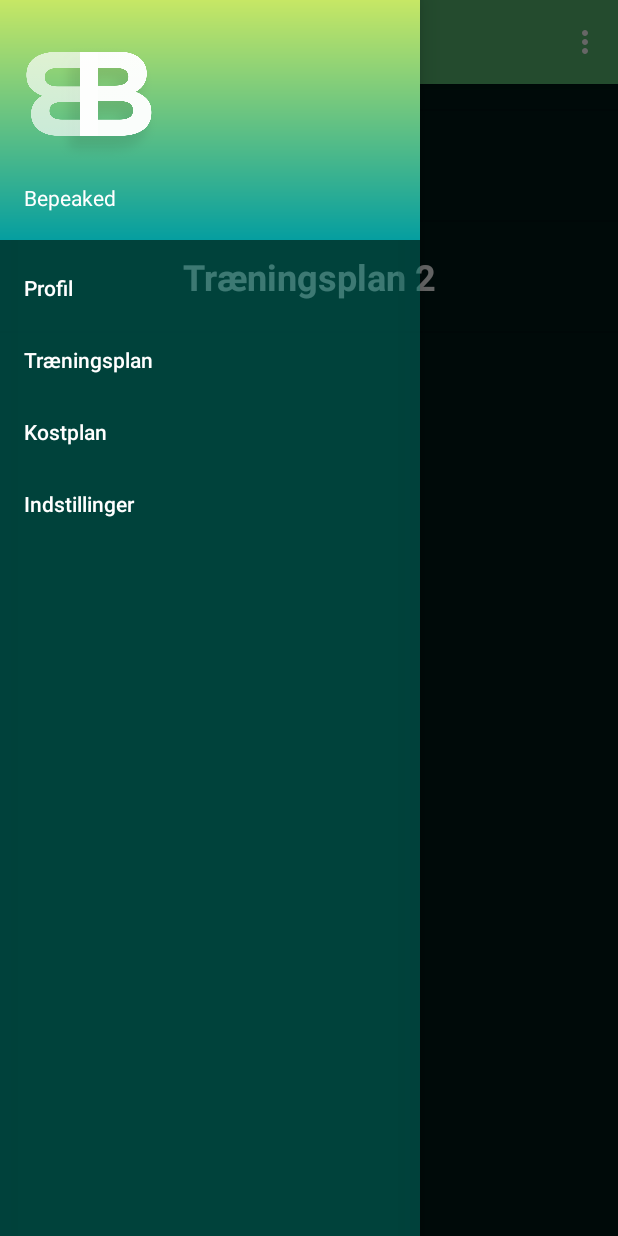
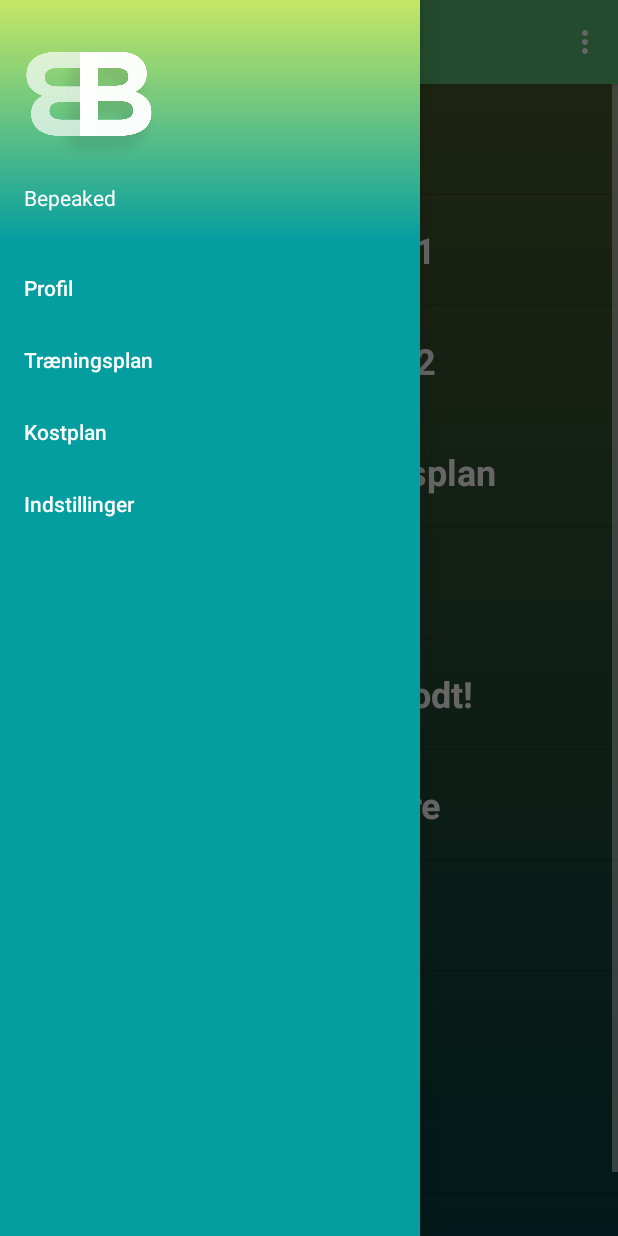
Before and after one commit to nickinylin/BepeakedN, an Android app: the fragment Training_frag placed in its activity, with the side drawer open, on a phone screen of 412 x 824 dp. Run offline under Robolectric (Android 15) with nearby library versions, the phone set to English and light mode, and no system bars.

Commit message:
Nu er der kommet en liste på i training med træningsplaner

```diff
--- a/app/src/main/java/dk/bepeaked/bodybook/Activities/Main_act.java
+++ b/app/src/main/java/dk/bepeaked/bodybook/Activities/Main_act.java
@@ -93,14 +93,14 @@ public class Main_act extends AppCompatActivity implements NavigationView.OnNavi
 
 
         } else if (id == R.id.nav_trainingplan) {
-            // Set the fragment initially
+
             Training_frag fragment = new Training_frag();
             android.support.v4.app.FragmentTransaction fragmentTransaction = getSupportFragmentManager().beginTransaction();
             fragmentTransaction.replace(R.id.fragment_container, fragment).addToBackStack("hej");
             fragmentTransaction.commit();
 
         } else if (id == R.id.nav_diet) {
-// Set the fragment initially
+
             Diet_frag fragment = new Diet_frag();
             android.support.v4.app.FragmentTransaction fragmentTransaction = getSupportFragmentManager().beginTransaction();
             fragmentTransaction.replace(R.id.fragment_container, fragment).addToBackStack("hej");
--- a/app/src/main/java/dk/bepeaked/bodybook/Fragments/Training_frag.java
+++ b/app/src/main/java/dk/bepeaked/bodybook/Fragments/Training_frag.java
@@ -25,7 +25,7 @@ import dk.bepeaked.bodybook.R;
  */
 public class Training_frag extends Fragment implements AdapterView.OnItemClickListener {
 
-    String[] workouts = {"Bepeaked", "Test", "Træningsplan 2"};
+    String[] workouts = {"Bepeaked", "Træningsplan 1", "Træningsplan 2", "Min egen træningsplan", "Træææning!", "Fuck det bliver godt!", "jeg vil ikke mere", "Træning 3","Træning 4","Træning 5","Træning 6" };
 
 
     public Training_frag() {
--- a/app/src/main/res/layout/activity_main.xml
+++ b/app/src/main/res/layout/activity_main.xml
@@ -6,7 +6,10 @@
     android:layout_width="match_parent"
     android:layout_height="match_parent"
     android:fitsSystemWindows="true"
+    android:background="@drawable/gradient"
     tools:openDrawer="start">
+
+
 
     <LinearLayout xmlns:android="http://schemas.android.com/apk/res/android"
         android:layout_width="fill_parent"
@@ -24,8 +27,11 @@
         android:layout_width="wrap_content"
         android:layout_height="match_parent"
         android:layout_gravity="start"
+        android:background="#059EA0"
         android:fitsSystemWindows="true"
         app:headerLayout="@layout/nav_header_main"
         app:menu="@menu/activity_main_drawer" />
 
+
+
 </android.support.v4.widget.DrawerLayout>
--- a/app/src/main/res/layout/app_bar_main.xml
+++ b/app/src/main/res/layout/app_bar_main.xml
@@ -27,7 +27,8 @@
     <FrameLayout
         android:id="@+id/fragment_container"
         android:layout_width="match_parent"
-        android:layout_height="match_parent">
+        android:layout_height="match_parent"
+        android:layout_marginTop="?attr/actionBarSize">
 
     </FrameLayout>
 
--- a/app/src/main/res/layout/fragment_training.xml
+++ b/app/src/main/res/layout/fragment_training.xml
@@ -7,14 +7,12 @@
     android:paddingRight="@dimen/activity_horizontal_margin"
     android:paddingTop="@dimen/activity_vertical_margin"
     tools:context="dk.bepeaked.bodybook.Activities.Main_act"
-    android:background="@drawable/gradient"
     >
 
     <ListView
         android:id="@+id/expandableListView"
         android:layout_height="match_parent"
         android:layout_width="match_parent"
-        android:indicatorLeft="?android:attr/expandableListPreferredItemIndicatorLeft"
         android:divider="@android:color/darker_gray"
         android:dividerHeight="0.5dp"
         />
```
